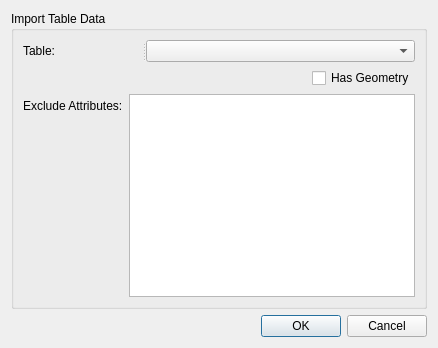
HusseinKabbout/Historize, file importUpdate.ui: the form before one commit.
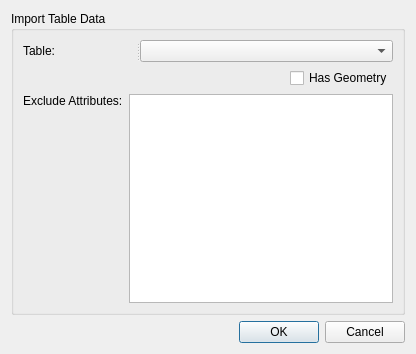
The form after the commit.

The edit to the form file:
```diff
--- a/importUpdate.ui
+++ b/importUpdate.ui
@@ -6,15 +6,15 @@
    <rect>
     <x>0</x>
     <y>0</y>
-    <width>438</width>
-    <height>348</height>
+    <width>416</width>
+    <height>354</height>
    </rect>
   </property>
   <property name="windowTitle">
    <string>Dialog</string>
   </property>
-  <layout class="QVBoxLayout" name="verticalLayout">
-   <item>
+  <layout class="QGridLayout" name="gridLayout_2">
+   <item row="0" column="0">
     <widget class="QGroupBox" name="groupBox">
      <property name="title">
       <string>Import Table Data</string>
@@ -30,7 +30,14 @@
           <string>Table:</string>
          </property>
         </widget>
-        <widget class="QComboBox" name="cmbImportTable"/>
+        <widget class="QComboBox" name="cmbImportTable">
+         <property name="sizePolicy">
+          <sizepolicy hsizetype="Preferred" vsizetype="Fixed">
+           <horstretch>0</horstretch>
+           <verstretch>0</verstretch>
+          </sizepolicy>
+         </property>
+        </widget>
        </widget>
       </item>
       <item row="1" column="0" alignment="Qt::AlignRight">
@@ -41,8 +48,8 @@
        </widget>
       </item>
       <item row="2" column="0">
-       <layout class="QFormLayout" name="formLayout">
-        <item row="0" column="0">
+       <layout class="QGridLayout" name="gridLayout_3">
+        <item row="0" column="0" alignment="Qt::AlignTop">
          <widget class="QLabel" name="attribLabel">
           <property name="text">
            <string>Exclude Attributes:</string>
@@ -57,7 +64,7 @@
      </layout>
     </widget>
    </item>
-   <item>
+   <item row="1" column="0">
     <widget class="QDialogButtonBox" name="buttonBox">
      <property name="orientation">
       <enum>Qt::Horizontal</enum>
```
